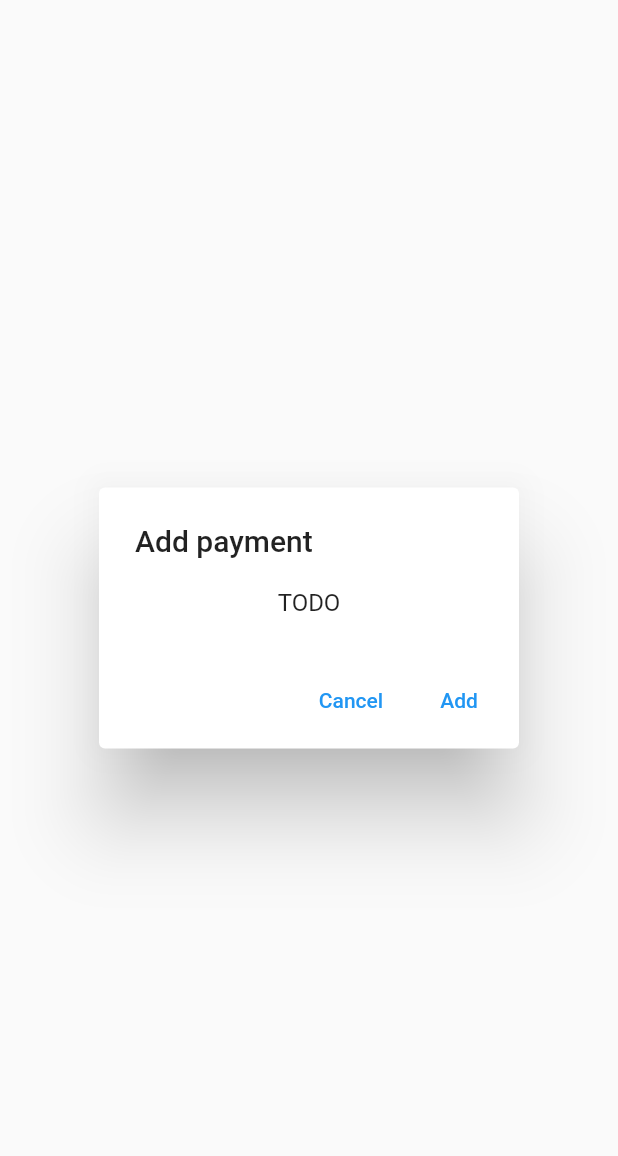
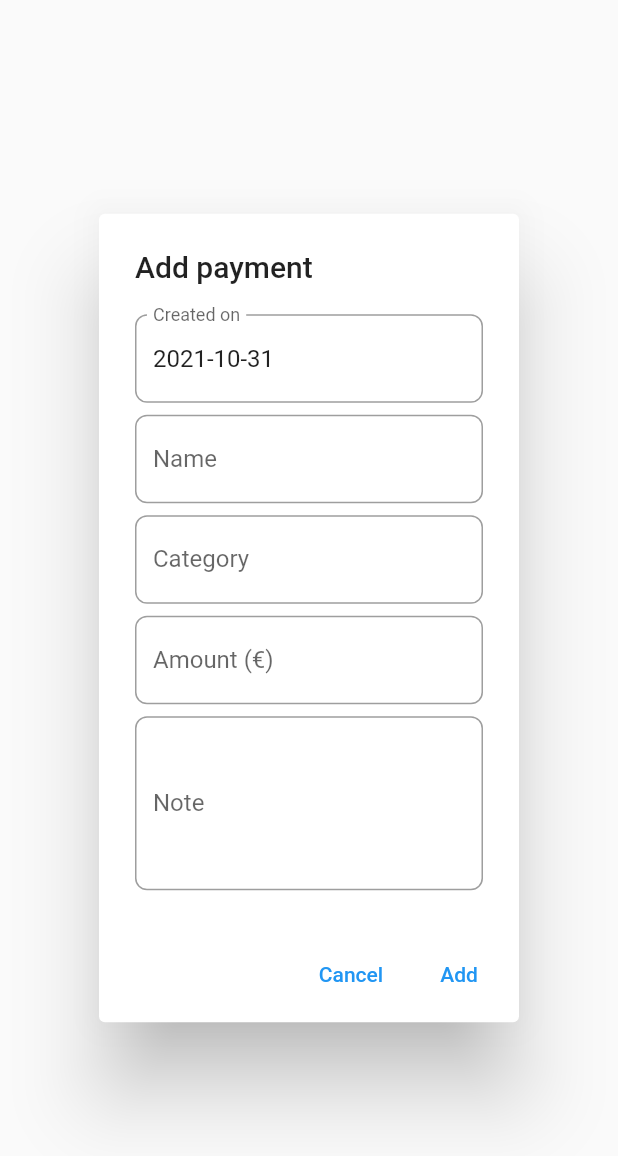
Before and after one commit to niels-hb/consilium, a Flutter app: the AddTransactionDialog widget shown alone on an empty page, opened directly, on a phone screen of 412 x 824 dp. Shown: the top 1156 px of the screen. Run offline on Flutter 3.47's test engine with Material 2 defaults, Android fonts, the phone set to English and light mode, and no system bars; our stand-ins replace cloud_firestore, firebase_auth, firebase_core, flutter_typeahead, font_awesome_flutter, jiffy; missing offline and left inert: enum_to_string; accounts and stored records are empty; generated files the repository leaves out were written again.

Commit message:
Added initial AddTransactionDialog

```diff
--- a/lib/l10n/app_de.arb
+++ b/lib/l10n/app_de.arb
@@ -33,5 +33,11 @@
     "recreation": "Freizeit & Unterhaltung",
     "subscriptions": "Abonnements",
     "transportation": "Transport",
-    "utilities": "Nebenkosten"
+    "utilities": "Nebenkosten",
+    "createdOn": "Erstellt am",
+    "name": "Name",
+    "category": "Kategorie",
+    "amount": "Betrag (€)",
+    "note": "Notiz",
+    "invalidCategory": "Ungültige Kategorie."
 }
--- a/lib/l10n/app_en.arb
+++ b/lib/l10n/app_en.arb
@@ -63,5 +63,11 @@
     "recreation": "Recreation & Entertainment",
     "subscriptions": "Subscriptions",
     "transportation": "Transportation",
-    "utilities": "Utilities"
+    "utilities": "Utilities",
+    "createdOn": "Created on",
+    "name": "Name",
+    "category": "Category",
+    "amount": "Amount (€)",
+    "note": "Note",
+    "invalidCategory": "Invalid category."
 }
--- a/lib/widgets/add_transaction_dialog.dart
+++ b/lib/widgets/add_transaction_dialog.dart
@@ -1,5 +1,14 @@
+import 'package:cloud_firestore/cloud_firestore.dart';
+import 'package:consilium/models/category.dart';
+import 'package:consilium/models/transaction_model.dart';
+import 'package:consilium/services/firebase_service.dart';
+import 'package:consilium/util/custom_theme.dart';
+import 'package:consilium/util/validators.dart';
+import 'package:firebase_auth/firebase_auth.dart';
 import 'package:flutter/material.dart';
+import 'package:flutter/services.dart';
 import 'package:flutter_gen/gen_l10n/app_localizations.dart';
+import 'package:flutter_typeahead/flutter_typeahead.dart';
 
 class AddTransactionDialog extends StatefulWidget {
   const AddTransactionDialog({Key? key}) : super(key: key);
@@ -10,6 +19,15 @@ class AddTransactionDialog extends StatefulWidget {
 
 class AddTransactionDialogState extends State<AddTransactionDialog> {
   final _formKey = GlobalKey<FormState>();
+  final TextEditingController _amountController = TextEditingController();
+  Category? _category;
+  final TextEditingController _categoryController = TextEditingController();
+  DateTime _createdOn = DateTime.now();
+  final TextEditingController _createdOnController = TextEditingController(
+    text: CustomTheme.getDefaultDateFormat().format(DateTime.now()),
+  );
+  final TextEditingController _nameController = TextEditingController();
+  final TextEditingController _noteController = TextEditingController();
 
   bool _active = true;
 
@@ -21,8 +39,49 @@ class AddTransactionDialogState extends State<AddTransactionDialog> {
         key: _formKey,
         child: Column(
           mainAxisSize: MainAxisSize.min,
-          children: const [
-            Text('TODO'),
+          children: [
+            TextFormField(
+              controller: _createdOnController,
+              decoration: CustomTheme.getDefaultInputDecoration(
+                labelText: AppLocalizations.of(context)!.createdOn,
+              ),
+              onTap: _showDatePicker,
+              readOnly: true,
+            ),
+            const SizedBox(height: 8.0),
+            TextFormField(
+              autovalidateMode: AutovalidateMode.onUserInteraction,
+              controller: _nameController,
+              decoration: CustomTheme.getDefaultInputDecoration(
+                labelText: AppLocalizations.of(context)!.name,
+              ),
+              keyboardType: TextInputType.text,
+              validator: _validateName,
+            ),
+            const SizedBox(height: 8.0),
+            _buildCategoryFormField(),
+            const SizedBox(height: 8.0),
+            TextFormField(
+              autovalidateMode: AutovalidateMode.onUserInteraction,
+              controller: _amountController,
+              decoration: CustomTheme.getDefaultInputDecoration(
+                labelText: AppLocalizations.of(context)!.amount,
+              ),
+              keyboardType: const TextInputType.numberWithOptions(
+                signed: false,
+                decimal: true,
+              ),
+              validator: _validateName,
+            ),
+            const SizedBox(height: 8.0),
+            TextFormField(
+              controller: _noteController,
+              decoration: CustomTheme.getDefaultInputDecoration(
+                labelText: AppLocalizations.of(context)!.note,
+              ),
+              keyboardType: TextInputType.text,
+              maxLines: 4,
+            ),
           ],
         ),
       ),
@@ -39,6 +98,47 @@ class AddTransactionDialogState extends State<AddTransactionDialog> {
     );
   }
 
+  TypeAheadFormField _buildCategoryFormField() {
+    return TypeAheadFormField<Category>(
+      autovalidateMode: AutovalidateMode.onUserInteraction,
+      itemBuilder: (BuildContext context, Category suggestion) => ListTile(
+        title: Text(suggestion.translation(context)),
+      ),
+      onSuggestionSelected: (Category suggestion) {
+        _category = suggestion;
+        _categoryController.text = suggestion.translation(context);
+      },
+      suggestionsCallback: (pattern) => Category.values.where(
+        (category) => category
+            .translation(context)
+            .toLowerCase()
+            .contains(pattern.trim().toLowerCase()),
+      ),
+      textFieldConfiguration: TextFieldConfiguration(
+        controller: _categoryController,
+        decoration: CustomTheme.getDefaultInputDecoration(
+          labelText: AppLocalizations.of(context)!.category,
+        ),
+        keyboardType: TextInputType.text,
+      ),
+      validator: _validateCategory,
+    );
+  }
+
+  void _showDatePicker() async {
+    DateTime? date = await showDatePicker(
+      context: context,
+      initialDate: _createdOn,
+      firstDate: DateTime(1900),
+      lastDate: DateTime(2900),
+    );
+
+    _createdOn = date ?? DateTime.now();
+    _createdOnController.text = CustomTheme.getDefaultDateFormat().format(
+      _createdOn,
+    );
+  }
+
   void _cancel() {
     Navigator.of(context).pop();
   }
@@ -52,10 +152,51 @@ class AddTransactionDialogState extends State<AddTransactionDialog> {
       _active = false;
     });
 
-    await Future.delayed(const Duration(seconds: 1));
+    try {
+      await FirebaseService.getTransactionsCollection().add(
+        TransactionModel(
+          amountCents: (double.parse(_amountController.text) * 100).round(),
+          category: _category ?? Category.miscellaneous,
+          createdOn: _createdOn,
+          name: _nameController.text,
+          uid: FirebaseAuth.instance.currentUser!.uid,
+          note: _noteController.text.isEmpty ? null : _noteController.text,
+        ),
+      );
+    } on FirebaseException catch (e) {
+      ScaffoldMessenger.of(context).showSnackBar(
+        SnackBar(
+          content: Text(e.message.toString()),
+        ),
+      );
+    }
 
     setState(() {
       _active = true;
     });
+
+    Navigator.of(context).pop();
+  }
+
+  String? _validateName(String? name) {
+    switch (Validators.required(name)) {
+      case ValidationError.emptyInput:
+        return AppLocalizations.of(context)!.emptyInput;
+      default:
+        break;
+    }
+  }
+
+  String? _validateCategory(String? category) {
+    switch (Validators.required(category)) {
+      case ValidationError.emptyInput:
+        return AppLocalizations.of(context)!.emptyInput;
+      default:
+        break;
+    }
+
+    if (CategoryHelper.fromTranslation(context, category) == null) {
+      return AppLocalizations.of(context)!.invalidCategory;
+    }
   }
 }
```
